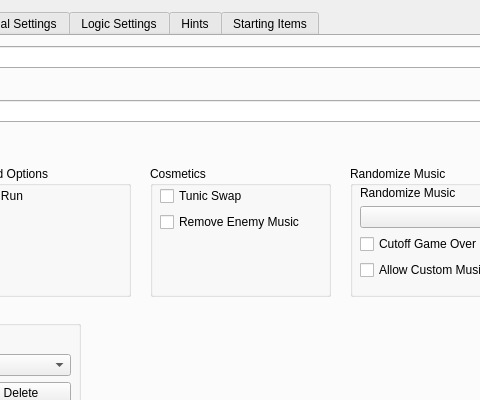
This is gui/randogui.ui in ssrando/ssrando as Qt 5 draws it before an edit; both pictures show x 272 to 752 and y 0 to 400 of the 1051 by 738 pixel window. The edited form follows.
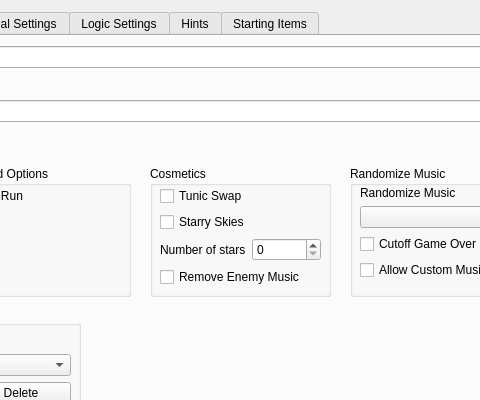
This is the edited form. The open tabs and pages were chosen to show the change.

Commit message:
🌟 Add Starry Skies cosmetic option 🌟 (#325)
* Add Starry Skies cosmetic option

* Update changelog

* Add option to control the number of stars

* Run black :p

* Add min max values for number of stars

The edit to the form file:
```diff
--- a/gui/randogui.ui
+++ b/gui/randogui.ui
@@ -275,7 +275,7 @@
          <x>10</x>
          <y>20</y>
          <width>161</width>
-         <height>101</height>
+         <height>109</height>
         </rect>
        </property>
        <layout class="QVBoxLayout" name="vlay_cosmetics">
@@ -286,6 +286,49 @@
           </property>
          </widget>
         </item>
+        <item>
+         <widget class="QCheckBox" name="option_starry_skies">
+          <property name="text">
+           <string>Starry Skies</string>
+          </property>
+         </widget>
+        </item>
+        <item>
+         <layout class="QHBoxLayout" name="hlay_star_count">
+          <item>
+           <widget class="QLabel" name="label_for_option_star_count">
+            <property name="sizePolicy">
+             <sizepolicy hsizetype="MinimumExpanding" vsizetype="Preferred">
+              <horstretch>0</horstretch>
+              <verstretch>0</verstretch>
+             </sizepolicy>
+            </property>
+            <property name="text">
+             <string>Number of stars</string>
+            </property>
+           </widget>
+          </item>
+          <item>
+           <widget class="QSpinBox" name="option_star_count">
+            <property name="enabled">
+             <bool>true</bool>
+            </property>
+            <property name="sizePolicy">
+             <sizepolicy hsizetype="MinimumExpanding" vsizetype="Fixed">
+              <horstretch>0</horstretch>
+              <verstretch>0</verstretch>
+             </sizepolicy>
+            </property>
+            <property name="maximum">
+             <number>32767</number>
+            </property>
+            <property name="singleStep">
+             <number>100</number>
+            </property>
+           </widget>
+          </item>
+         </layout>
+        </item>
         <item>
          <widget class="QCheckBox" name="option_no_enemy_music">
           <property name="text">
```
Left out of the diff: 10 changed lines with no effect on the pictures. The commit also changes 8 other files.
